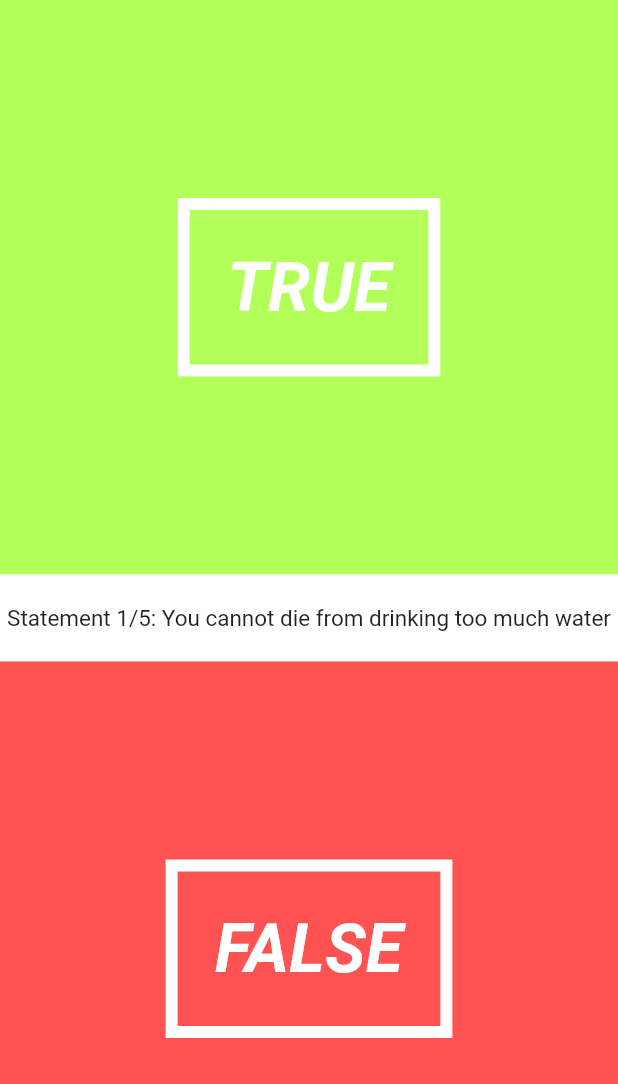
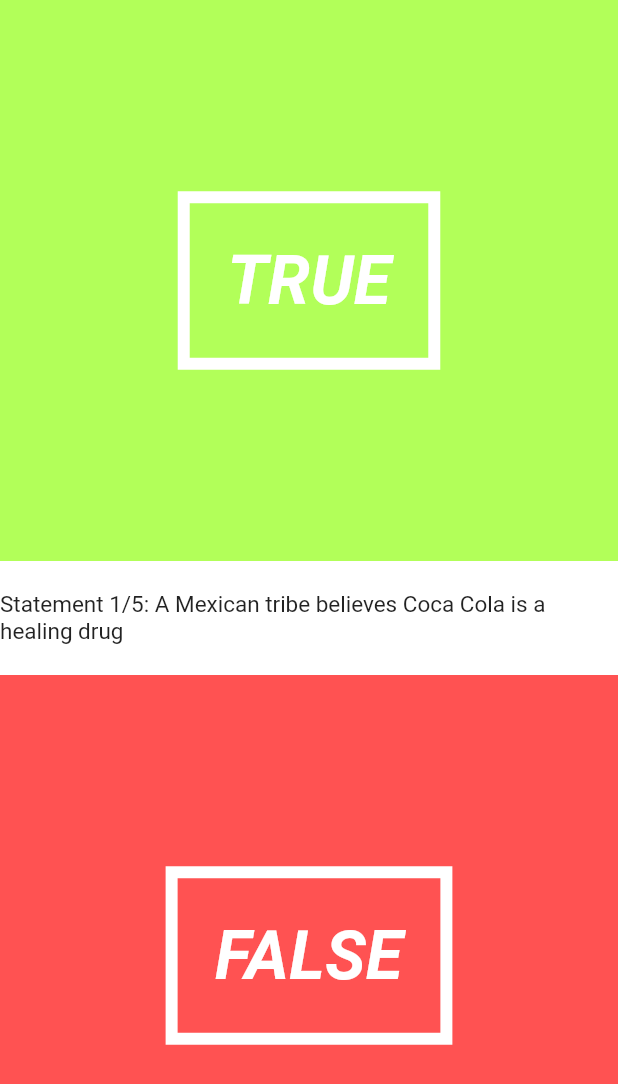
Before and after one commit to K3RTTAMM/Quizzy, a Flutter app: the QuizPage widget shown alone on an empty page, opened directly, on a phone screen of 412 x 824 dp. Shown: the top 1084 px of the screen. Run offline on Flutter 3.47's test engine with Material 2 defaults, Android fonts, the phone set to English and light mode, and no system bars.

Commit message:
Added new questions

```diff
--- a/lib/pages/quiz_page.dart
+++ b/lib/pages/quiz_page.dart
@@ -15,11 +15,18 @@ class QuizPageState extends State<QuizPage> {
 
   Question currentQuestion;
   Quiz quiz = new Quiz([
-    new Question("Elon Musk is human", false),
     new Question("Some insects in China have acid blood that can burn metal", false),
     new Question("Female kangaroos have three vaginas", true),
     new Question("Some turtles can breathe through their butts", true),
     new Question("You cannot die from drinking too much water", false),
+    new Question("Some turtles can breathe through their butts", true),
+    new Question("A Mexican tribe believes Coca Cola is a healing drug", true),
+    new Question("A chicken once lived for 18 months without a head", true),
+    new Question("Chewing gum takes years to digest.", false),
+    new Question("NASA designed a space pen instead of using a pencil", false),
+    new Question("Bats are blind", false),
+
+
   ]);
   String questionText;
   int questionNumber;
```
